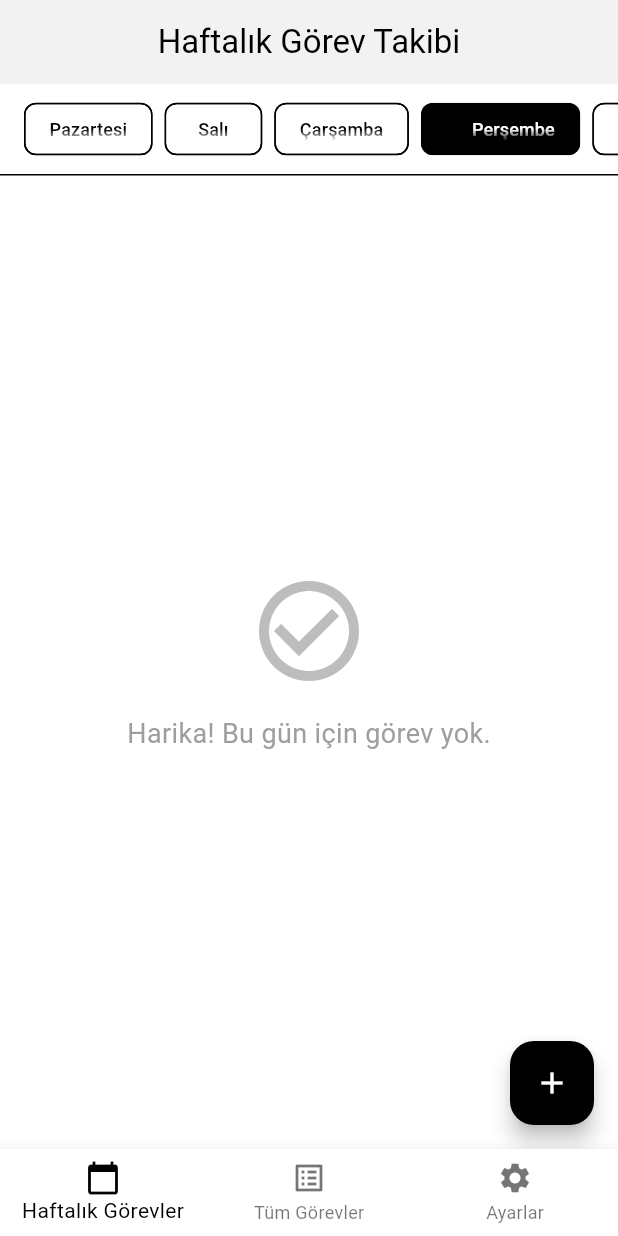
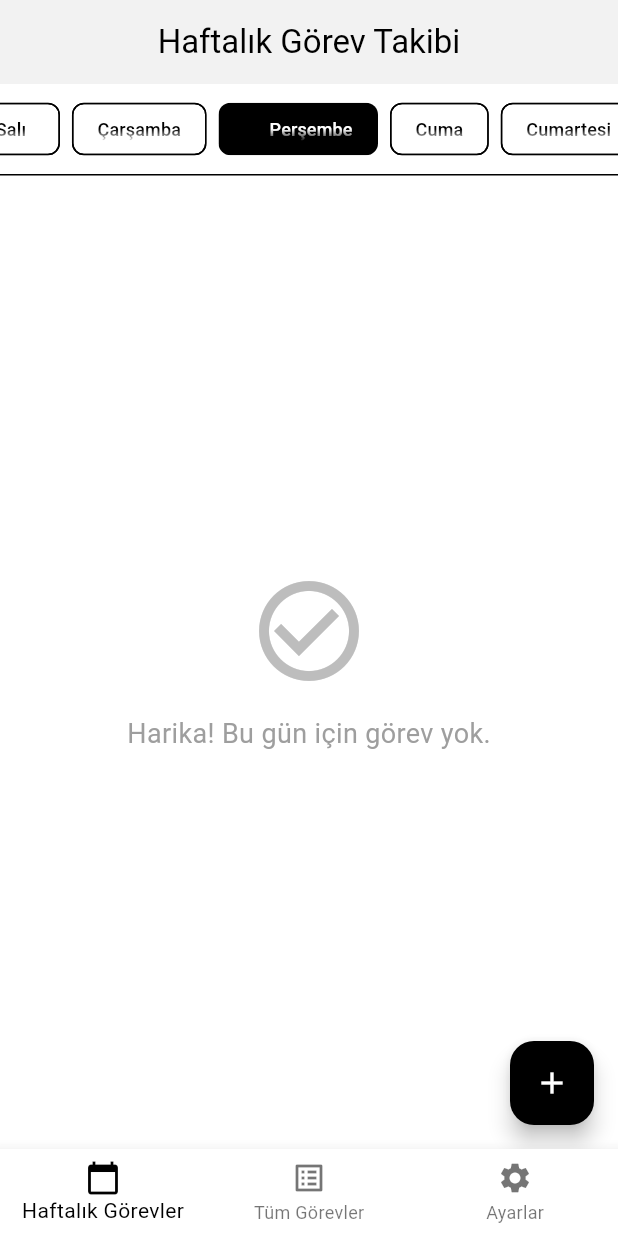
Before and after one commit to koksal100/tracker, a Flutter app: the screen it shows after launch, after a tap on an icon or button, on a phone screen of 412 x 824 dp. Run offline on Flutter 3.47's test engine with Material 3 defaults, Android fonts, the phone set to English and light mode, and no system bars; our stand-ins replace shared_preferences.

Commit message:
ekran kaydırma özelliği eklendi

```diff
--- a/lib/screens/home_screen.dart
+++ b/lib/screens/home_screen.dart
@@ -11,30 +11,54 @@ class HomeScreen extends StatefulWidget {
 }
 
 class _HomeScreenState extends State<HomeScreen> {
-  // Map to hold tasks, keyed by day name
+  late PageController _pageController;
+  final List<GlobalKey> _dayKeys = List.generate(7, (_) => GlobalKey());
+
   final Map<String, List<Task>> _tasks = {
     'Pazartesi': [], 'Salı': [], 'Çarşamba': [], 'Perşembe': [],
     'Cuma': [], 'Cumartesi': [], 'Pazar': [],
   };
 
-  // Day names for keys and logic
   final List<String> _dayNames = [
     'Pazartesi', 'Salı', 'Çarşamba', 'Perşembe', 'Cuma', 'Cumartesi', 'Pazar'
   ];
 
-  // Display labels with dates
   List<String> _weekDayLabels = [];
 
-  // Selected day name
   String _selectedDay = 'Pazartesi';
+  int _selectedIndex = 0;
 
   @override
   void initState() {
     super.initState();
     _generateWeekDayLabels();
     _loadTasks();
-    // Set selected day to today
-    _selectedDay = _dayNames[DateTime.now().weekday - 1];
+
+    _selectedIndex = DateTime.now().weekday - 1;
+    _selectedDay = _dayNames[_selectedIndex];
+    _pageController = PageController(initialPage: _selectedIndex);
+
+    WidgetsBinding.instance.addPostFrameCallback((_) {
+      _scrollToSelectedDay(_selectedIndex);
+    });
+  }
+
+  @override
+  void dispose() {
+    _pageController.dispose();
+    super.dispose();
+  }
+
+  void _scrollToSelectedDay(int index) {
+    final key = _dayKeys[index];
+    if (key.currentContext != null) {
+      Scrollable.ensureVisible(
+        key.currentContext!,
+        duration: const Duration(milliseconds: 300),
+        curve: Curves.easeInOut,
+        alignment: 0.5, // Center the item
+      );
+    }
   }
 
   // --- Persistence Methods ---
@@ -92,11 +116,10 @@ class _HomeScreenState extends State<HomeScreen> {
     _saveTasks();
   }
 
-  // Black and white priority colors
   Color _getPriorityColor(TaskPriority priority) {
     switch (priority) {
       case TaskPriority.high:
-        return Colors.red.shade700; // More intense red
+        return Colors.red.shade700;
       case TaskPriority.medium:
         return Colors.pink.shade300;
       case TaskPriority.low:
@@ -148,7 +171,7 @@ class _HomeScreenState extends State<HomeScreen> {
             return AlertDialog(
               title: Center(child: Text('$_selectedDay için Yeni Görev Ekle')),
               content: SizedBox(
-                width: MediaQuery.of(context).size.width * 0.5, // Set a constrained width
+                width: MediaQuery.of(context).size.width * 0.5,
                 child: SingleChildScrollView(
                   child: Column(
                     mainAxisSize: MainAxisSize.min,
@@ -162,7 +185,7 @@ class _HomeScreenState extends State<HomeScreen> {
                         controller: descriptionController,
                         decoration: const InputDecoration(labelText: 'Açıklama', border: OutlineInputBorder()),
                         keyboardType: TextInputType.multiline,
-                      maxLines: 3, // Allow up to 3 lines, then scrolls
+                        maxLines: 3,
                       ),
                       const SizedBox(height: 16),
                       DropdownButtonFormField<TaskPriority>(
@@ -238,56 +261,9 @@ class _HomeScreenState extends State<HomeScreen> {
     );
   }
 
-  @override
-  Widget build(BuildContext context) {
-    final currentTasks = _tasks[_selectedDay] ?? [];
-    final theme = Theme.of(context);
-
-    return Scaffold(
-      appBar: AppBar(
-        title: const Text('Haftalık Görev Takibi'),
-        centerTitle: true,
-        elevation: 1,
-      ),
-      body: Column(
-        children: [
-          // Day Selector
-          Container(
-            height: 60,
-            padding: const EdgeInsets.symmetric(vertical: 8.0),
-            child: ListView.builder(
-              scrollDirection: Axis.horizontal,
-              itemCount: _weekDayLabels.length,
-              itemBuilder: (context, index) {
-                final dayLabel = _weekDayLabels[index];
-                final dayName = _dayNames[index];
-                final isSelected = _selectedDay == dayName;
-
-                return Padding(
-                  padding: EdgeInsets.only(left: index == 0 ? 16.0 : 4.0, right: index == _weekDayLabels.length - 1 ? 16.0 : 4.0),
-                  child: ChoiceChip(
-                    label: Text(dayLabel, textAlign: TextAlign.center, style: const TextStyle(fontSize: 12)),
-                    labelStyle: TextStyle(color: isSelected ? theme.colorScheme.onPrimary : theme.colorScheme.onSurface),
-                    selected: isSelected,
-                    onSelected: (wasSelected) {
-                      if (wasSelected) {
-                        setState(() {
-                          _selectedDay = dayName;
-                        });
-                      }
-                    },
-                    selectedColor: theme.colorScheme.primary,
-                    backgroundColor: theme.colorScheme.surfaceVariant,
-                  ),
-                );
-              },
-            ),
-          ),
-          const Divider(height: 1),
-          // Task List
-          Expanded(
-            child: currentTasks.isEmpty
-                ? Center(
+  Widget _buildTaskList(List<Task> tasks) {
+    if (tasks.isEmpty) {
+      return Center(
         child: Column(
           mainAxisAlignment: MainAxisAlignment.center,
           children: [
@@ -296,12 +272,13 @@ class _HomeScreenState extends State<HomeScreen> {
             const Text('Harika! Bu gün için görev yok.', style: TextStyle(fontSize: 18, color: Colors.grey)),
           ],
         ),
-                  )
-                : ListView.builder(
+      );
+    }
+    return ListView.builder(
       padding: const EdgeInsets.all(8.0),
-                    itemCount: currentTasks.length,
+      itemCount: tasks.length,
       itemBuilder: (context, index) {
-                      final task = currentTasks[index];
+        final task = tasks[index];
         return Card(
           elevation: 1.0,
           margin: const EdgeInsets.symmetric(horizontal: 8.0, vertical: 5.0),
@@ -318,7 +295,7 @@ class _HomeScreenState extends State<HomeScreen> {
                 setState(() {
                   task.isCompleted = val ?? false;
                 });
-                              _saveTasks(); // Save on completion change
+                _saveTasks();
               },
               activeColor: _getPriorityColor(task.priority),
             ),
@@ -330,11 +307,82 @@ class _HomeScreenState extends State<HomeScreen> {
                     padding: const EdgeInsets.only(right: 8.0),
                     child: Text(task.time!.format(context), style: const TextStyle(fontWeight: FontWeight.w500)),
                   ),
-                              ..._generatePriorityIcons(task.priority), // Spread the list of icons here
+                ..._generatePriorityIcons(task.priority),
               ],
             ),
           ),
         );
+      },
+    );
+  }
+
+  @override
+  Widget build(BuildContext context) {
+    final theme = Theme.of(context);
+
+    return Scaffold(
+      appBar: AppBar(
+        title: const Text('Haftalık Görev Takibi'),
+        centerTitle: true,
+        elevation: 1,
+      ),
+      body: Column(
+        children: [
+          Container(
+            height: 60,
+            padding: const EdgeInsets.symmetric(vertical: 8.0),
+            child: ListView.builder(
+              scrollDirection: Axis.horizontal,
+              itemCount: _weekDayLabels.length,
+              itemBuilder: (context, index) {
+                final dayLabel = _weekDayLabels[index];
+                final dayName = _dayNames[index];
+                final isSelected = _selectedIndex == index;
+
+                return Padding(
+                  key: _dayKeys[index],
+                  padding: EdgeInsets.only(left: index == 0 ? 16.0 : 4.0, right: index == _weekDayLabels.length - 1 ? 16.0 : 4.0),
+                  child: ChoiceChip(
+                    label: Text(dayLabel, textAlign: TextAlign.center, style: const TextStyle(fontSize: 12)),
+                    labelStyle: TextStyle(color: isSelected ? theme.colorScheme.onPrimary : theme.colorScheme.onSurface),
+                    selected: isSelected,
+                    onSelected: (bool selected) {
+                      if (selected) {
+                        setState(() {
+                          _selectedIndex = index;
+                          _selectedDay = dayName;
+                        });
+                        _pageController.animateToPage(
+                          index,
+                          duration: const Duration(milliseconds: 300),
+                          curve: Curves.easeInOut,
+                        );
+                        _scrollToSelectedDay(index);
+                      }
+                    },
+                    selectedColor: theme.colorScheme.primary,
+                    backgroundColor: theme.colorScheme.surfaceVariant,
+                  ),
+                );
+              },
+            ),
+          ),
+          const Divider(height: 1),
+          Expanded(
+            child: PageView.builder(
+              controller: _pageController,
+              itemCount: _dayNames.length,
+              onPageChanged: (index) {
+                setState(() {
+                  _selectedIndex = index;
+                  _selectedDay = _dayNames[index];
+                });
+                _scrollToSelectedDay(index);
+              },
+              itemBuilder: (context, index) {
+                final dayName = _dayNames[index];
+                final tasksForDay = _tasks[dayName] ?? [];
+                return _buildTaskList(tasksForDay);
               },
             ),
           ),
```
Lines whose indentation alone changed are shown as unchanged.
